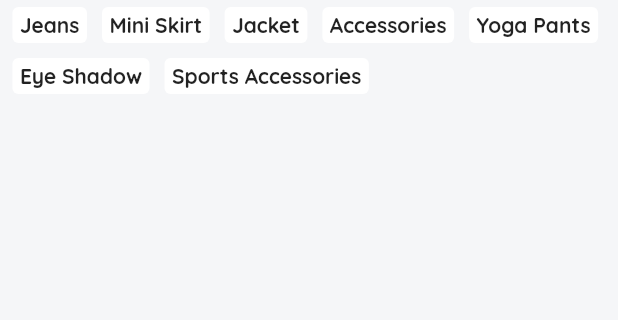
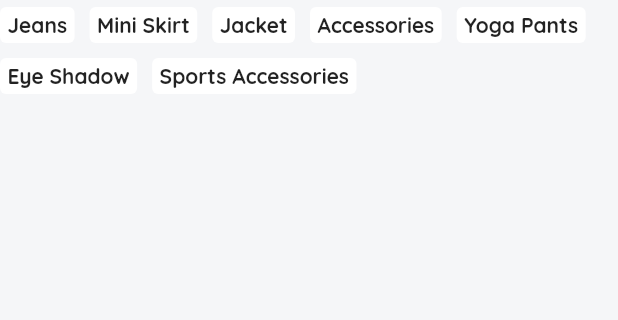
Before and after one commit to vickaw/Ecom-Flutter, a Flutter app: the RecommendedSection widget shown alone on an empty page, opened directly, on a phone screen of 412 x 824 dp, the part 80-400 px from its top. Run offline on Flutter 3.47's test engine with Material 2 defaults, Android fonts, the phone set to English and light mode, and no system bars; our stand-ins replace flushbar, flutter_html, flutter_rating_bar, flutter_screenutil, font_awesome_flutter, line_icons and 2 more; accounts and stored records are empty.

Commit message:
Issue #29 Solved

```diff
--- a/lib/views/tabs/search/widgets/recommended_section.dart
+++ b/lib/views/tabs/search/widgets/recommended_section.dart
@@ -17,6 +17,7 @@ class RecommendedSection extends StatelessWidget {
     ];
     return Container(
       child: Column(
+      crossAxisAlignment: CrossAxisAlignment.start,
         children: <Widget>[
           SubHeader(
             title: "Recommended",
@@ -25,6 +26,8 @@ class RecommendedSection extends StatelessWidget {
           ),
           Wrap(
             spacing: 5.0,
+            alignment: WrapAlignment.start,
+            crossAxisAlignment: WrapCrossAlignment.start,
             children: recommendedItems.map((item) {
               return recommendedCard(context: context, item: item);
             }).toList(),
```
